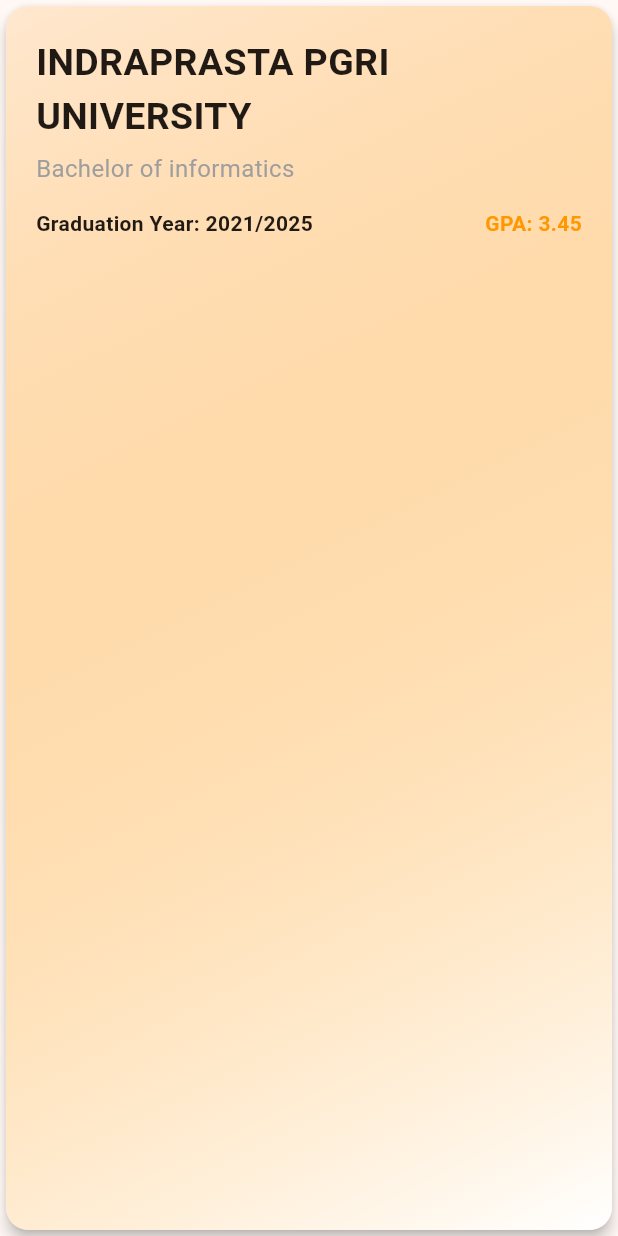
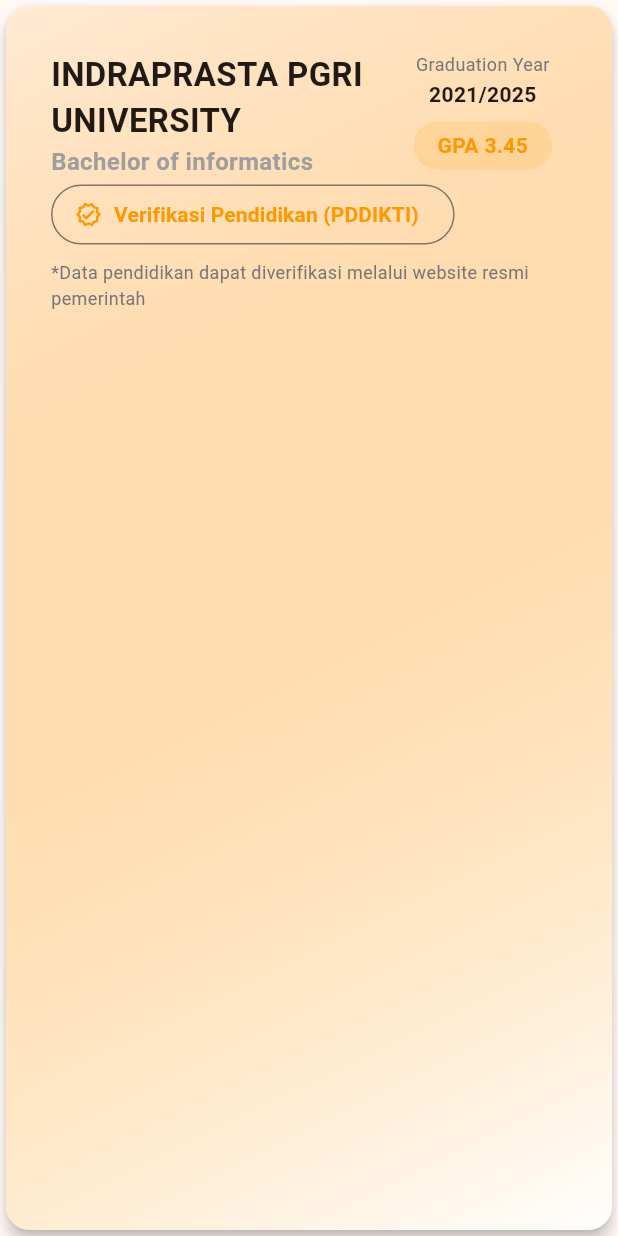
Before and after one commit to isrohadi18/p-isrohadi18, a Flutter app: the EducationCard widget shown alone on an empty page, opened directly, on a phone screen of 412 x 824 dp. Run offline on Flutter 3.47's test engine with Material 3 defaults, Android fonts, the phone set to English and light mode, and no system bars; our stand-ins replace animated_text_kit, flutter_animate; network calls fail.

Commit message:
fix data aboutme page

```diff
--- a/lib/pages/about_page.dart
+++ b/lib/pages/about_page.dart
@@ -2,6 +2,7 @@
 
 import 'package:flutter/material.dart';
 import 'package:flutter_animate/flutter_animate.dart';
+import 'package:url_launcher/url_launcher.dart';
 import 'dart:async';
 
 class AboutPage extends StatefulWidget {
@@ -15,6 +16,13 @@
   final ScrollController _mainScrollController = ScrollController();
   final ScrollController _skillsScrollController = ScrollController();
   Timer? _timer;
+
+  Future<void> _openVerificationLink(String linkVerifikasi) async {
+    final Uri url = Uri.parse(linkVerifikasi);
+    if (!await launchUrl(url, mode: LaunchMode.externalApplication)) {
+      throw 'Tidak dapat membuka link verifikasi';
+    }
+  }
 
   @override
   void initState() {
@@ -97,7 +105,7 @@
                               : const Color.fromARGB(255, 0, 0, 0),
                     ),
                   ).animate().fadeIn(delay: 200.ms).slideY(begin: 0.2),
-                  const SizedBox(height: 30),
+                  const SizedBox(height: 20),
                   Text(
                     'Skills',
                     style: Theme.of(context).textTheme.headlineSmall?.copyWith(
@@ -109,7 +117,7 @@
                       fontWeight: FontWeight.bold,
                     ),
                   ).animate().fadeIn(delay: 400.ms),
-                  const SizedBox(height: 18),
+                  const SizedBox(height: 15),
                   SingleChildScrollView(
                     controller:
                         _skillsScrollController, // Use skills scroll controller here
@@ -225,7 +233,7 @@
                               .toList(),
                     ),
                   ),
-                  const SizedBox(height: 40),
+                  const SizedBox(height: 20),
                   Text(
                     'Education',
                     style: Theme.of(context).textTheme.headlineSmall?.copyWith(
@@ -236,12 +244,14 @@
                       fontWeight: FontWeight.bold,
                     ),
                   ).animate().fadeIn(delay: 1300.ms),
-                  const SizedBox(height: 18),
+                  const SizedBox(height: 15),
                   const EducationCard(
                     university: 'INDRAPRASTA PGRI UNIVERSITY',
                     degree: 'Bachelor of informatics',
                     year: '2021/2025',
                     gpa: '3.45',
+                    linkVerifikasi:
+                        'https://pddikti.kemdiktisaintek.go.id/detail-mahasiswa/95rAqqeLm78ul9xYRP8NbZbdHoe_IbjvXgefdWdaDVKxYH-1Idy0u9uqIwC_Uqz9PzHUZA==',
                   ).animate().fadeIn(delay: 1400.ms).slideX(begin: 0.2),
                 ],
               ),
@@ -365,6 +375,7 @@
   final String degree;
   final String year;
   final String gpa;
+  final String linkVerifikasi;
 
   const EducationCard({
     super.key,
@@ -372,6 +383,7 @@
     required this.degree,
     required this.year,
     required this.gpa,
+    required this.linkVerifikasi,
   });
 
   @override
@@ -380,55 +392,128 @@
 
     return Card(
       elevation: 4,
-      shape: RoundedRectangleBorder(borderRadius: BorderRadius.circular(15)),
+      shape: RoundedRectangleBorder(borderRadius: BorderRadius.circular(16)),
       child: Container(
-        padding: const EdgeInsets.all(20),
+        padding: const EdgeInsets.all(30),
         decoration: BoxDecoration(
-          borderRadius: BorderRadius.circular(15),
+          borderRadius: BorderRadius.circular(16),
           gradient: LinearGradient(
             colors:
                 isDark
                     ? [const Color(0xFF1E1E1E), const Color(0xFF2A2A2A)]
                     : [
-                      Theme.of(context).colorScheme.primary.withOpacity(0.1),
+                      Theme.of(context).colorScheme.primary.withOpacity(0.08),
                       Colors.white,
                     ],
             begin: Alignment.topLeft,
             end: Alignment.bottomRight,
           ),
         ),
-
         child: Column(
           crossAxisAlignment: CrossAxisAlignment.start,
           children: [
-            Text(
-              university,
-              style: const TextStyle(fontSize: 25, fontWeight: FontWeight.bold),
-            ),
-            const SizedBox(height: 5),
-            Text(
-              degree,
-              style: const TextStyle(fontSize: 16, color: Colors.grey),
-            ),
-            const SizedBox(height: 15),
+            // ───────────────── HEADER ROW ─────────────────
             Row(
-              mainAxisAlignment: MainAxisAlignment.spaceBetween,
+              crossAxisAlignment: CrossAxisAlignment.start,
               children: [
-                Text(
-                  'Graduation Year: $year',
-                  style: const TextStyle(fontWeight: FontWeight.bold),
+                // LEFT SIDE (MAIN INFO)
+                Expanded(
+                  child: Column(
+                    crossAxisAlignment: CrossAxisAlignment.start,
+                    children: [
+                      Text(
+                        university,
+                        style: const TextStyle(
+                          fontSize: 22,
+                          fontWeight: FontWeight.bold,
+                        ),
+                      ),
+                      Text(
+                        degree,
+                        style: const TextStyle(
+                          fontSize: 16,
+                          fontWeight: FontWeight.bold,
+                          color: Colors.grey,
+                        ),
+                      ),
+                    ],
+                  ),
                 ),
-                Text(
-                  'GPA: $gpa',
-                  style: TextStyle(
-                    fontWeight: FontWeight.bold,
-                    color:
-                        isDark
-                            ? Theme.of(context).colorScheme.primary
-                            : Theme.of(context).colorScheme.primary,
+
+                // RIGHT SIDE (META INFO)
+                Padding(
+                  padding: const EdgeInsets.only(right: 10),
+                  child: Column(
+                    crossAxisAlignment: CrossAxisAlignment.center,
+                    children: [
+                      Text(
+                        'Graduation Year',
+                        textAlign: TextAlign.center,
+                        style: TextStyle(
+                          fontSize: 12,
+                          color: Colors.grey.shade600,
+                        ),
+                      ),
+                      const SizedBox(height: 2),
+                      Text(
+                        year,
+                        textAlign: TextAlign.center,
+                        style: const TextStyle(
+                          fontWeight: FontWeight.bold,
+                          fontSize: 14,
+                        ),
+                      ),
+                      const SizedBox(height: 8),
+                      Container(
+                        alignment: Alignment.center,
+                        padding: const EdgeInsets.symmetric(
+                          horizontal: 16,
+                          vertical: 6,
+                        ),
+                        decoration: BoxDecoration(
+                          color: Theme.of(
+                            context,
+                          ).colorScheme.primary.withOpacity(0.15),
+                          borderRadius: BorderRadius.circular(20),
+                        ),
+                        child: Text(
+                          'GPA $gpa',
+                          textAlign: TextAlign.center,
+                          style: TextStyle(
+                            fontWeight: FontWeight.bold,
+                            color: Theme.of(context).colorScheme.primary,
+                          ),
+                        ),
+                      ),
+                    ],
                   ),
                 ),
               ],
+            ),
+
+            // ───────────────── VERIFICATION BUTTON ─────────────────
+            OutlinedButton.icon(
+              onPressed: () async {
+                final Uri url = Uri.parse(linkVerifikasi);
+                if (!await launchUrl(
+                  url,
+                  mode: LaunchMode.externalApplication,
+                )) {
+                  throw 'Tidak dapat membuka link verifikasi';
+                }
+              },
+              icon: const Icon(Icons.verified_outlined, size: 18),
+              label: const Text(
+                'Verifikasi Pendidikan (PDDIKTI)',
+                style: TextStyle(fontWeight: FontWeight.bold),
+              ),
+            ),
+
+            const SizedBox(height: 6),
+
+            Text(
+              '*Data pendidikan dapat diverifikasi melalui website resmi pemerintah',
+              style: TextStyle(fontSize: 12, color: Colors.grey.shade600),
             ),
           ],
         ),
```
